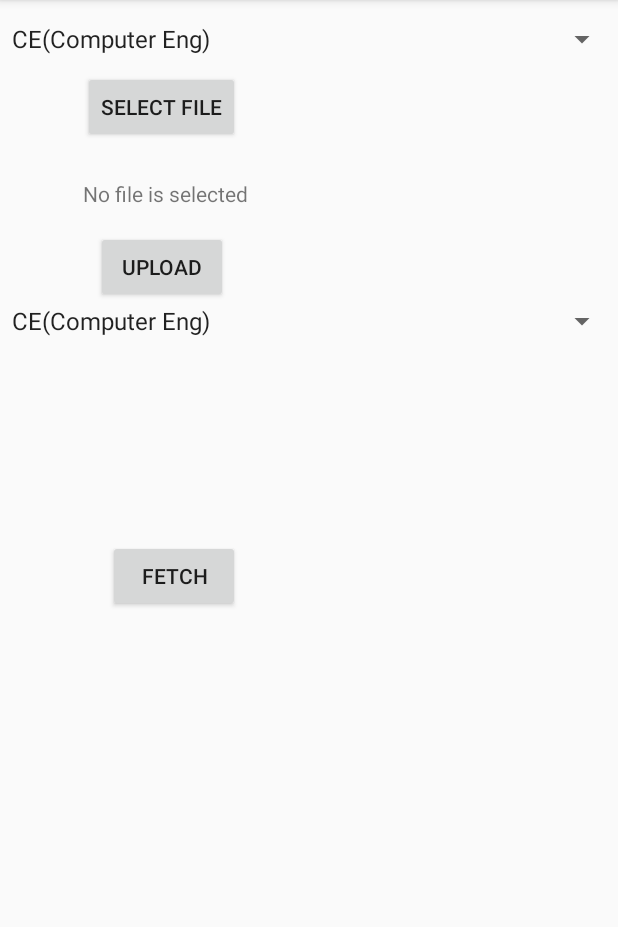
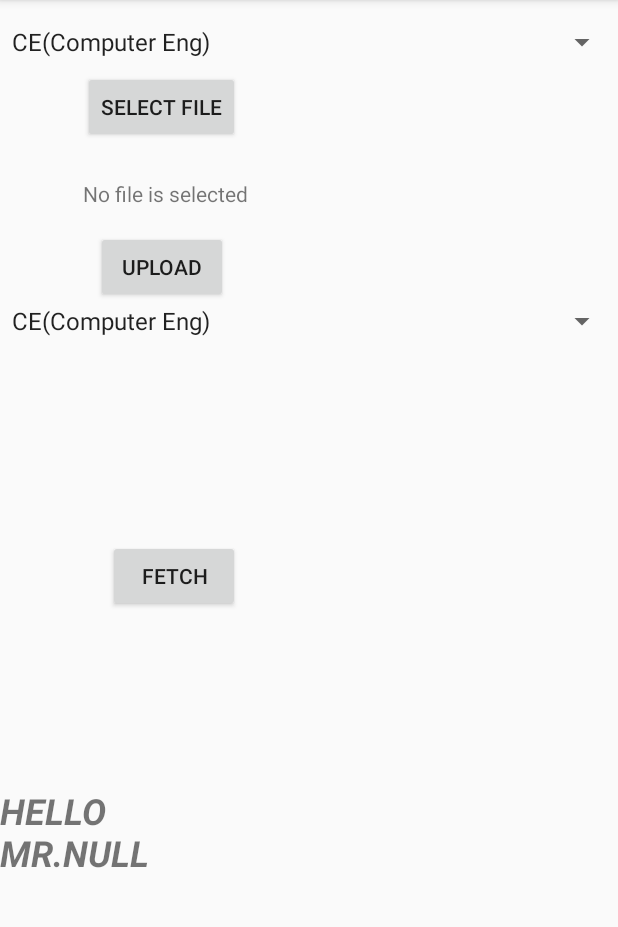
Before and after one commit to jaypatel707/DocSharingFaculty, an Android app: the Fac_Dash screen opened directly, with no data from a screen before it, on a phone screen of 412 x 824 dp, the part 84-1011 px from its top. Run offline under Robolectric (Android 15) with nearby library versions, the phone set to English and light mode, and no system bars; our stand-ins replace Firebase (no records; nobody signed in at launch, a user with empty details on screens opened directly).

Commit message:
initial commit

```diff
--- a/app/src/main/java/com/example/jaykpatel/docsharing_t/Fac_Dash.java
+++ b/app/src/main/java/com/example/jaykpatel/docsharing_t/Fac_Dash.java
@@ -30,6 +30,7 @@ import com.google.firebase.database.DataSnapshot;
 import com.google.firebase.database.DatabaseError;
 import com.google.firebase.database.DatabaseReference;
 import com.google.firebase.database.FirebaseDatabase;
+import com.google.firebase.database.ValueEventListener;
 import com.google.firebase.storage.FirebaseStorage;
 import com.google.firebase.storage.OnProgressListener;
 import com.google.firebase.storage.StorageReference;
@@ -38,7 +39,7 @@ import com.google.firebase.storage.UploadTask;
 public class Fac_Dash extends AppCompatActivity {
 
     Button btn_SelectFile,btn_upload,buttonFetch;
-   private TextView textViewFilename;
+   private TextView textViewFilename,userName;
     String url;
    private FirebaseStorage storage;//useed to stre file .
    private FirebaseDatabase database;//uwed to  save urls
@@ -48,7 +49,7 @@ public class Fac_Dash extends AppCompatActivity {
     String branch,item;
     Spinner spinnerFetchBranch;
     private FirebaseAuth mAuth;
-    String faculty_name;
+    String faculty_name,uname_id,userNameStr;
 
 
 
@@ -58,12 +59,30 @@ public class Fac_Dash extends AppCompatActivity {
         setContentView(R.layout.activity_fac__dash);
 
         mAuth=FirebaseAuth.getInstance();
-
+        userName=findViewById(R.id.userName);
         storage=FirebaseStorage.getInstance();//return an object of firebase storage
         database=FirebaseDatabase.getInstance();//return firebase database obj
 
         btn_SelectFile=findViewById(R.id.btn_SelectFile);
         btn_upload=findViewById(R.id.btn_upload);
+        //FacultyName
+
+        FirebaseUser currentFirebaseUser = FirebaseAuth.getInstance().getCurrentUser() ;
+        uname_id=currentFirebaseUser.getUid();
+        DatabaseReference reference=database.getReference();
+        reference.child("UserInfo").child(uname_id).child("Name").addListenerForSingleValueEvent(new ValueEventListener() {
+            @Override
+            public void onDataChange(DataSnapshot dataSnapshot) {
+                userNameStr=dataSnapshot.getValue(String.class);
+                userName.setText("Hello Mr."+userNameStr);
+            }
+
+            @Override
+            public void onCancelled(DatabaseError databaseError) {
+
+            }
+        });
+
 
         textViewFilename=findViewById(R.id.txtview_filename);
 
@@ -160,7 +179,7 @@ public class Fac_Dash extends AppCompatActivity {
         final String fileName1=System.currentTimeMillis()+"";
         final String branch1=branch;
         StorageReference storageReference=storage.getReference();// root path
-        storageReference.child(userData).child(branch1).child(fileName).putFile(pdfUri)
+        storageReference.child(branch1).child(fileName).putFile(pdfUri)
                 .addOnSuccessListener(new OnSuccessListener<UploadTask.TaskSnapshot>() {
                     @Override
                     public void onSuccess(UploadTask.TaskSnapshot taskSnapshot) {
--- a/app/src/main/res/layout/activity_fac__dash.xml
+++ b/app/src/main/res/layout/activity_fac__dash.xml
@@ -41,7 +41,7 @@
         android:layout_height="wrap_content"
         android:layout_alignParentStart="true"
         android:layout_alignParentTop="true"
-        android:layout_marginTop="14dp"
+        android:layout_marginTop="16dp"
         android:entries="@array/Branch" />
 
 
@@ -62,4 +62,16 @@
         android:layout_below="@+id/btn_upload"
         android:entries="@array/Branch" />
 
+    <TextView
+        android:id="@+id/userName"
+        android:layout_width="wrap_content"
+        android:layout_height="wrap_content"
+        android:layout_alignEnd="@+id/btn_SelectFile"
+        android:layout_alignParentBottom="true"
+        android:layout_marginBottom="183dp"
+        android:text="Hello Mr."
+        android:textAllCaps="true"
+        android:textSize="24sp"
+        android:textStyle="bold|italic" />
+
 </RelativeLayout>
```
